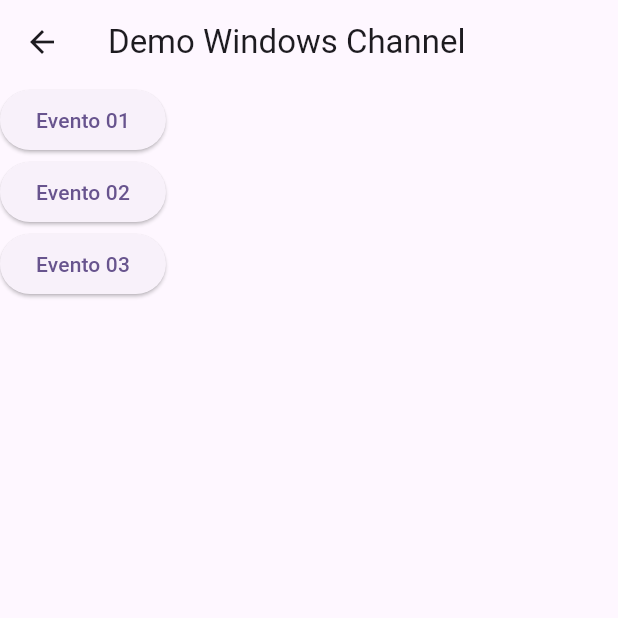
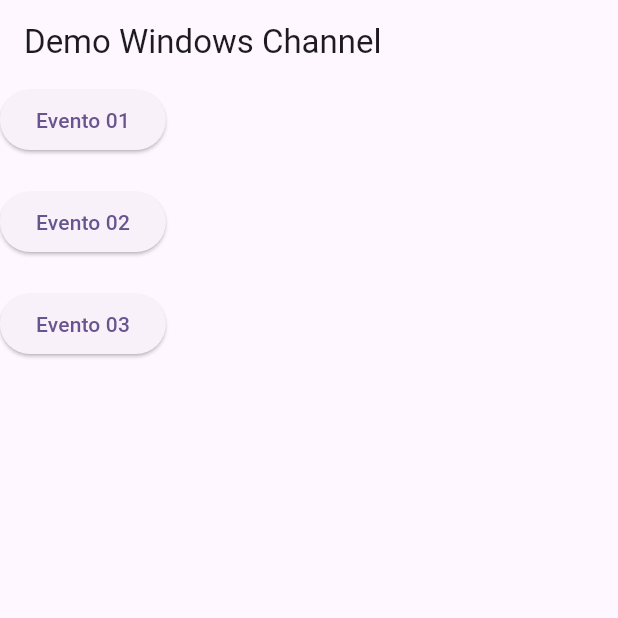
Before and after one commit to igor-furtado/windows_channel_demo, a Flutter app: the HomeWidget screen opened directly, on a phone screen of 412 x 824 dp, the top half of it. Run offline on Flutter 3.47's test engine with Material 3 defaults, Android fonts, the phone set to English and light mode, and no system bars.

Commit message:
adiciona home widget na main

```diff
--- a/lib/home_widget.dart
+++ b/lib/home_widget.dart
@@ -18,12 +18,14 @@ class HomeWidget extends StatelessWidget {
             },
             child: Text("Evento 01"),
           ),
+          Padding(padding: EdgeInsets.all(10)),
           ElevatedButton(
             onPressed: () {
               WindowsChannel.instance.onEvent02();
             },
             child: Text("Evento 02"),
           ),
+          Padding(padding: EdgeInsets.all(10)),
           ElevatedButton(
             onPressed: () {
               WindowsChannel.instance.onEvent03();
--- a/lib/main.dart
+++ b/lib/main.dart
@@ -1,4 +1,5 @@
 import 'package:flutter/material.dart';
+import 'package:windows_channel/home_widget.dart';
 
 void main() {
   runApp(const MyApp());
@@ -31,7 +32,7 @@ class MyApp extends StatelessWidget {
         colorScheme: ColorScheme.fromSeed(seedColor: Colors.deepPurple),
         useMaterial3: true,
       ),
-      home: const MyHomePage(title: 'Flutter Demo Home Page'),
+      home: const HomeWidget(),
     );
   }
 }
```
